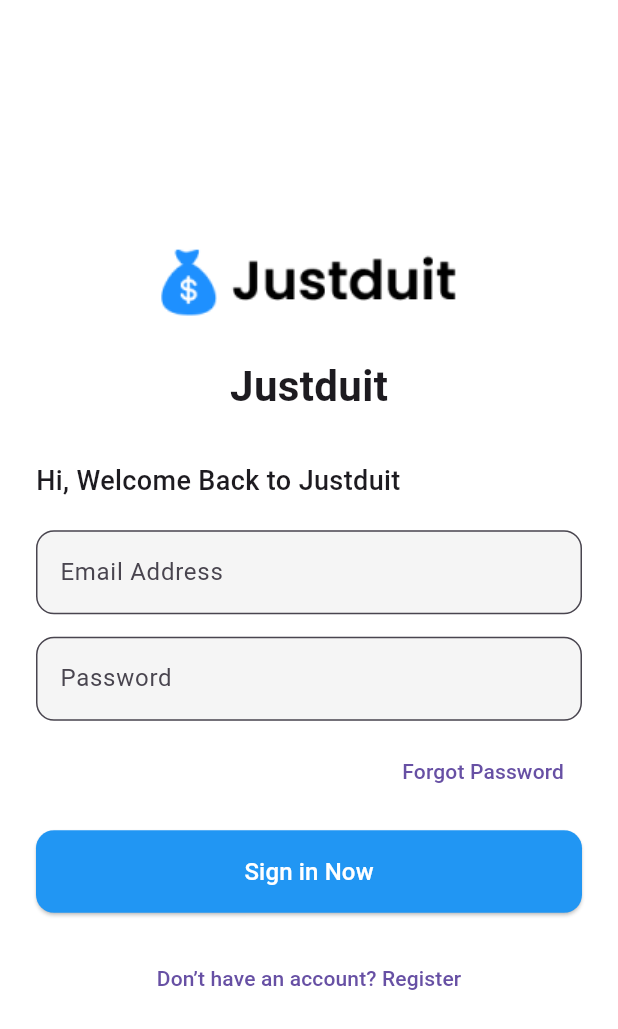
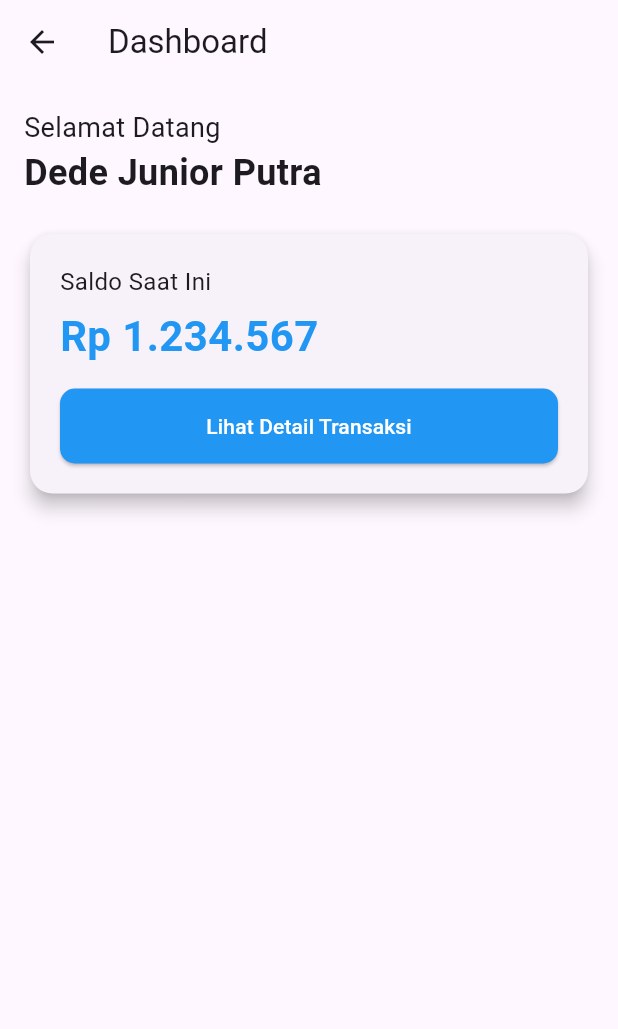
Before and after one commit to Anggunsafitri22/prak-mobilelanjut-2307051004, a Flutter app: the screen it shows after launch, after a tap on "Sign in Now", on a phone screen of 412 x 824 dp. Shown: the top 1029 px of the screen. Run offline on Flutter 3.47's test engine with Material 3 defaults, Android fonts, the phone set to English and light mode, and no system bars.

Commit message:
Membuat tampilan dashboard

```diff
--- a/lib/main.dart
+++ b/lib/main.dart
@@ -1,5 +1,6 @@
 import 'package:flutter/material.dart';
 import 'screens/login_screen.dart';
+import 'screens/dashboard_screen.dart';
 
 void main() {
   runApp(const MyApp());
@@ -17,6 +18,9 @@ class MyApp extends StatelessWidget {
         primarySwatch: Colors.blue,
       ),
       home: const LoginScreen(),
+      routes: {
+        '/dashboard': (context) => const DashboardScreen(), // ⬅️ route ke dashboard
+      },
     );
   }
 }
--- /dev/null
+++ b/lib/screens/dashboard_screen.dart
@@ -0,0 +1,76 @@
+import 'package:flutter/material.dart';
+
+class DashboardScreen extends StatelessWidget {
+  const DashboardScreen({super.key});
+
+  @override
+  Widget build(BuildContext context) {
+    return Scaffold(
+      appBar: AppBar(
+        title: const Text("Dashboard"),
+      ),
+      body: SingleChildScrollView(
+        child: Padding(
+          padding: const EdgeInsets.all(16.0),
+          child: Column(
+            crossAxisAlignment: CrossAxisAlignment.start,
+            children: [
+              const Text(
+                "Selamat Datang",
+                style: TextStyle(fontSize: 18, fontWeight: FontWeight.normal),
+              ),
+              const Text(
+                "Dede Junior Putra",
+                style: TextStyle(fontSize: 24, fontWeight: FontWeight.bold),
+              ),
+              const SizedBox(height: 20),
+              Card(
+                shape: RoundedRectangleBorder(
+                  borderRadius: BorderRadius.circular(15.0),
+                ),
+                elevation: 5,
+                child: Padding(
+                  padding: const EdgeInsets.all(20.0),
+                  child: Column(
+                    crossAxisAlignment: CrossAxisAlignment.start,
+                    children: [
+                      const Text(
+                        "Saldo Saat Ini",
+                        style: TextStyle(fontSize: 16),
+                      ),
+                      const SizedBox(height: 5),
+                      const Text(
+                        "Rp 1.234.567",
+                        style: TextStyle(
+                            fontSize: 28,
+                            fontWeight: FontWeight.bold,
+                            color: Colors.blue),
+                      ),
+                      const SizedBox(height: 15),
+                      ElevatedButton(
+                        onPressed: () {
+                          // TODO: tambahkan aksi untuk tombol
+                        },
+                        style: ElevatedButton.styleFrom(
+                          minimumSize: const Size(double.infinity, 50),
+                          backgroundColor: Colors.blue,
+                          shape: RoundedRectangleBorder(
+                            borderRadius: BorderRadius.circular(10),
+                          ),
+                        ),
+                        child: const Text(
+                          "Lihat Detail Transaksi",
+                          style: TextStyle(color: Colors.white),
+                        ),
+                      ),
+                    ],
+                  ),
+                ),
+              ),
+            ],
+          ),
+        ),
+      ),
+    );
+  }
+}
--- a/lib/screens/login_screen.dart
+++ b/lib/screens/login_screen.dart
@@ -14,6 +14,7 @@ class LoginScreen extends StatelessWidget {
           child: Column(
             crossAxisAlignment: CrossAxisAlignment.start,
             children: [
+              // Logo + Judul
               Center(
                 child: Column(
                   children: [
@@ -33,11 +34,15 @@ class LoginScreen extends StatelessWidget {
                 ),
               ),
               const SizedBox(height: 30),
+
+              // Welcome Text
               const Text(
                 "Hi, Welcome Back to Justduit",
                 style: TextStyle(fontSize: 18, fontWeight: FontWeight.w500),
               ),
               const SizedBox(height: 20),
+
+              // Email Field
               TextFormField(
                 decoration: InputDecoration(
                   labelText: "Email Address",
@@ -50,6 +55,8 @@ class LoginScreen extends StatelessWidget {
                 ),
               ),
               const SizedBox(height: 15),
+
+              // Password Field
               TextFormField(
                 obscureText: true,
                 decoration: InputDecoration(
@@ -63,6 +70,8 @@ class LoginScreen extends StatelessWidget {
                 ),
               ),
               const SizedBox(height: 10),
+
+              // Forgot Password
               Align(
                 alignment: Alignment.centerRight,
                 child: TextButton(
@@ -71,6 +80,8 @@ class LoginScreen extends StatelessWidget {
                 ),
               ),
               const SizedBox(height: 15),
+
+              // Sign In Button
               SizedBox(
                 width: double.infinity,
                 child: ElevatedButton(
@@ -81,7 +92,10 @@ class LoginScreen extends StatelessWidget {
                       borderRadius: BorderRadius.circular(12),
                     ),
                   ),
-                  onPressed: () {},
+                  onPressed: () {
+                    // Navigasi ke dashboard
+                    Navigator.pushNamed(context, '/dashboard');
+                  },
                   child: const Text(
                     "Sign in Now",
                     style: TextStyle(fontSize: 16, color: Colors.white),
@@ -89,6 +103,8 @@ class LoginScreen extends StatelessWidget {
                 ),
               ),
               const SizedBox(height: 20),
+
+              // Signup Text
               Center(
                 child: TextButton(
                   onPressed: () {
```
